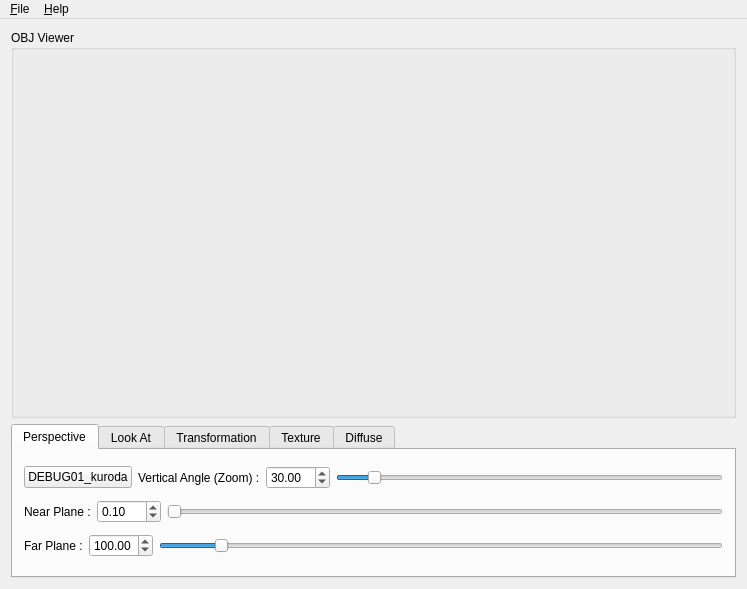
sakurataiko1/mysite001, file 3Dviewer_20210928/OBJ-Reader_myk/mainwindow.ui: the form before one commit.
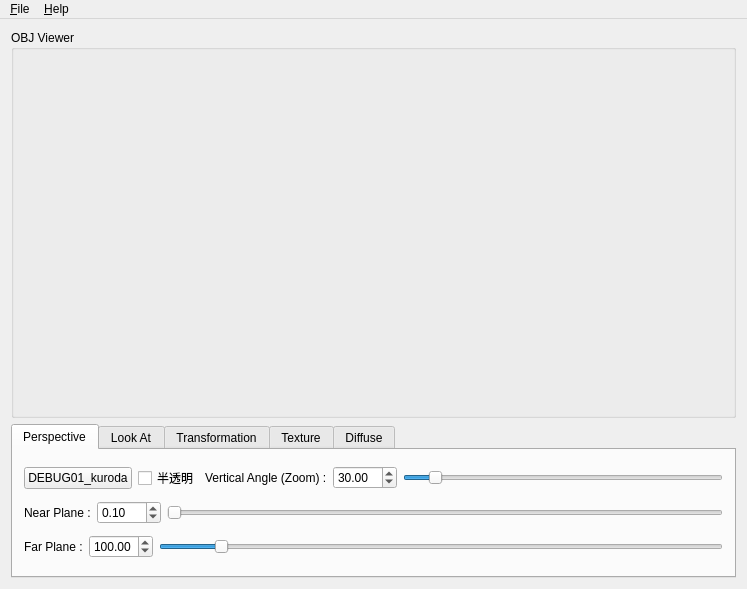
The form after the commit. Custom widgets are drawn as their Qt base class.

Diff of the .ui file:
```diff
--- a/3Dviewer_20210928/OBJ-Reader_myk/mainwindow.ui
+++ b/3Dviewer_20210928/OBJ-Reader_myk/mainwindow.ui
@@ -58,6 +58,13 @@
             </property>
            </widget>
           </item>
+          <item>
+           <widget class="QCheckBox" name="checkBox_acolor">
+            <property name="text">
+             <string>半透明</string>
+            </property>
+           </widget>
+          </item>
           <item>
            <widget class="QLabel" name="label">
             <property name="sizePolicy">
```
